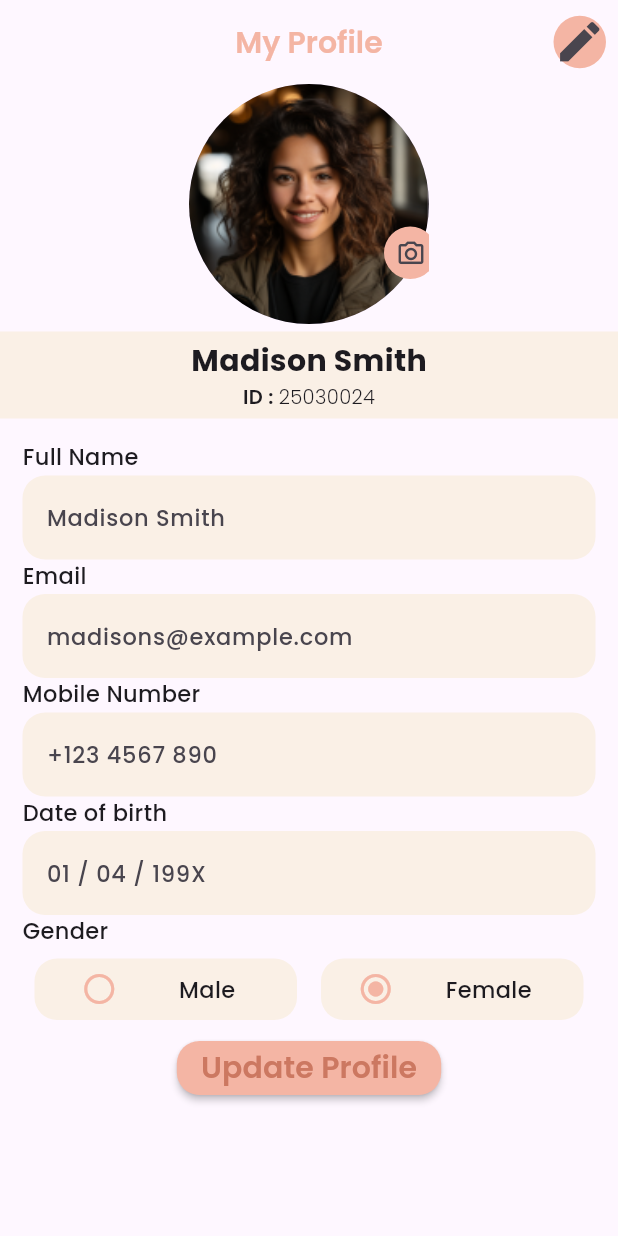
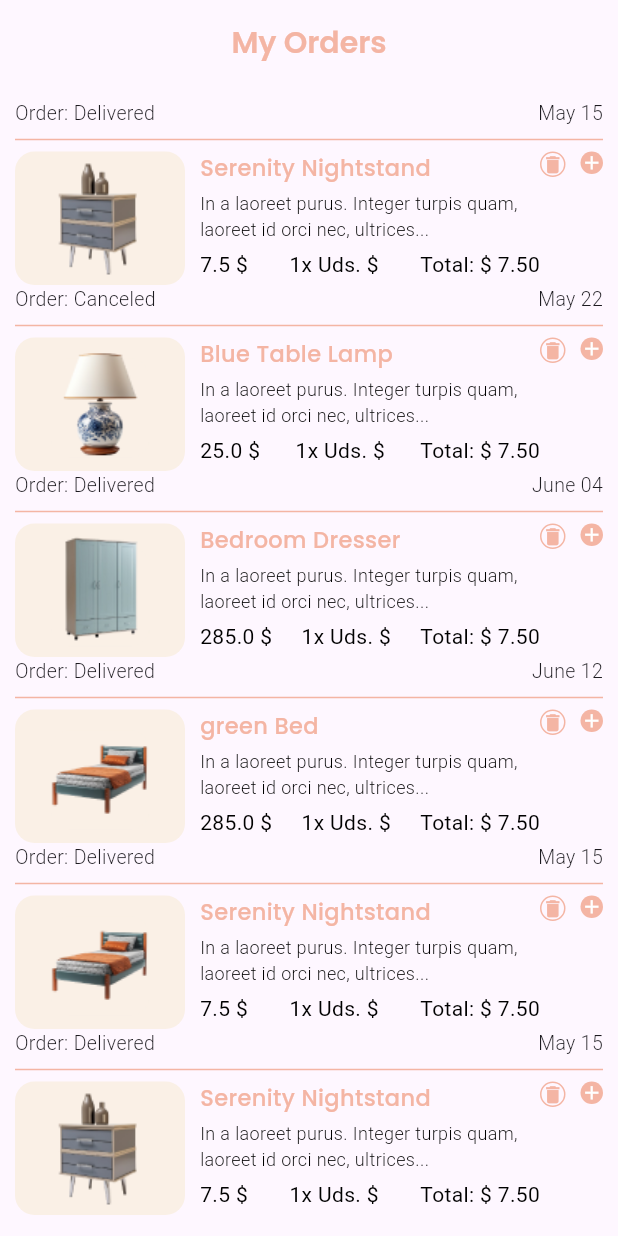
Before and after one commit to MayaGhajghouj/Market, a Flutter app: the screen it shows after launch, on a phone screen of 412 x 824 dp. Run offline on Flutter 3.47's test engine with Material 3 defaults, Android fonts, the phone set to English and light mode, and no system bars; Roboto replaces fonts that are missing (League Spartan).

Commit message:
the page "My Order Page " is Done

```diff
--- a/lib/main.dart
+++ b/lib/main.dart
@@ -1,5 +1,6 @@
 import 'package:flutter/material.dart';
 import 'package:mmarket_interfaces/pages/dining_room/product_description_DiningTable.dart';
+import 'package:mmarket_interfaces/pages/profile_pages/my_orders.dart';
 import 'package:mmarket_interfaces/pages/profile_pages/profile.dart';
 import 'package:mmarket_interfaces/pages/review_page.dart';
 import 'package:mmarket_interfaces/pages/welcome_back_page.dart';
@@ -28,7 +29,7 @@ class MyApp extends StatelessWidget {
       // routes: {
       //   '/ProductDescription': (context)=>ProductDescription(),
       // },
-      home:  EditProfile(),
+      home:  MyOrders(),
     );
   }
 }
--- /dev/null
+++ b/lib/pages/profile_pages/my_orders.dart
@@ -0,0 +1,91 @@
+import 'package:flutter/material.dart';
+
+import '../../constants/colors.dart';
+import '../../widgets_componants/order_item.dart';
+
+class MyOrders extends StatelessWidget {
+  const MyOrders({super.key});
+
+  @override
+  Widget build(BuildContext context) {
+    return  Scaffold(
+      appBar: AppBar(
+        centerTitle: true,
+        title: const Text(
+          'My Orders',
+          style: TextStyle(
+            fontFamily: 'Poppins',
+            fontSize: 20,
+            color: salmon,
+            fontWeight: FontWeight.w600,
+
+          ),
+        ),
+        //backgroundColor: Beige,
+      ),
+      body: Padding(
+        padding: const EdgeInsets.all(10.0),
+        child: SingleChildScrollView(
+          child: Column(
+          children: [
+            orderItem(
+                imagePath: 'assets/images/order1.png',
+                title: 'Serenity Nightstand',
+                subText: 'In a laoreet purus. Integer turpis quam, laoreet id orci nec, ultrices...',
+                orderState: 'Order: Delivered',
+                date: 'May 15',
+                price: 7.5
+            ),
+
+            orderItem(
+                imagePath: 'assets/images/order2.png',
+                title: 'Blue Table Lamp',
+                subText: 'In a laoreet purus. Integer turpis quam, laoreet id orci nec, ultrices...',
+                orderState: 'Order: Canceled',
+                date: 'May 22',
+                price: 25
+            ),
+
+            orderItem(
+                imagePath: 'assets/images/order3.png',
+                title: 'Bedroom Dresser',
+                subText: 'In a laoreet purus. Integer turpis quam, laoreet id orci nec, ultrices...',
+                orderState: 'Order: Delivered',
+                date: 'June 04',
+                price: 285
+            ),
+
+            orderItem(
+                imagePath: 'assets/images/order4.png',
+                title: 'green Bed',
+                subText: 'In a laoreet purus. Integer turpis quam, laoreet id orci nec, ultrices...',
+                orderState: 'Order: Delivered',
+                date: 'June 12',
+                price: 285
+            ),
+
+            orderItem(
+                imagePath: 'assets/images/order4.png',
+                title: 'Serenity Nightstand',
+                subText: 'In a laoreet purus. Integer turpis quam, laoreet id orci nec, ultrices...',
+                orderState: 'Order: Delivered',
+                date: 'May 15',
+                price: 7.5
+            ),
+
+            orderItem(
+                imagePath: 'assets/images/order1.png',
+                title: 'Serenity Nightstand',
+                subText: 'In a laoreet purus. Integer turpis quam, laoreet id orci nec, ultrices...',
+                orderState: 'Order: Delivered',
+                date: 'May 15',
+                price: 7.5
+            ),
+          ],
+          ),
+        ),
+      ),
+
+    );
+  }
+}
--- a/lib/widgets_componants/order_item.dart
+++ b/lib/widgets_componants/order_item.dart
@@ -35,7 +35,7 @@ Widget orderItem ({
       ),
       const Divider(
         color: salmon,
-        thickness: 2,
+        thickness: 1,
       ),
       Row(
         crossAxisAlignment: CrossAxisAlignment.start,
--- a/pubspec.yaml
+++ b/pubspec.yaml
@@ -90,6 +90,10 @@ flutter:
           - asset: assets/images/notification.png
           - asset: assets/images/help.png
           - asset: assets/images/Logout.png
+          - asset: assets/images/order1.png
+          - asset: assets/images/order2.png
+          - asset: assets/images/order3.png
+          - asset: assets/images/order4.png
       - family: Poppins
         fonts:
           - asset: assets/fonts/Poppins-Bold.ttf
```
Also changed, not shown: assets/images/order1.png (added), assets/images/order2.png (added), assets/images/order3.png (added), assets/images/order4.png (added).
